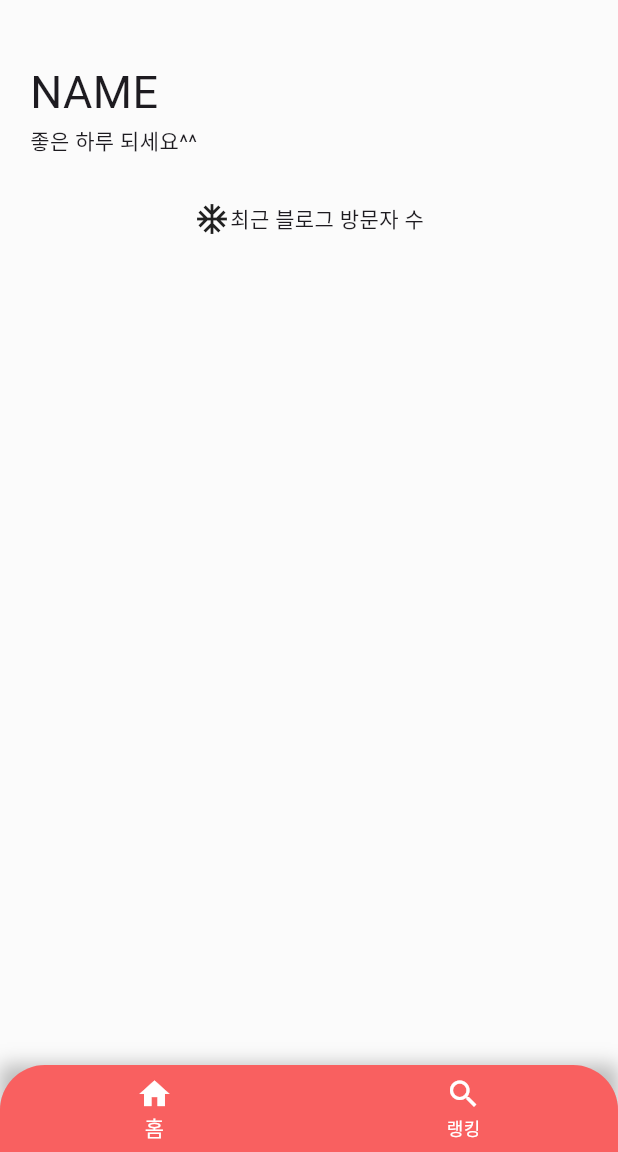
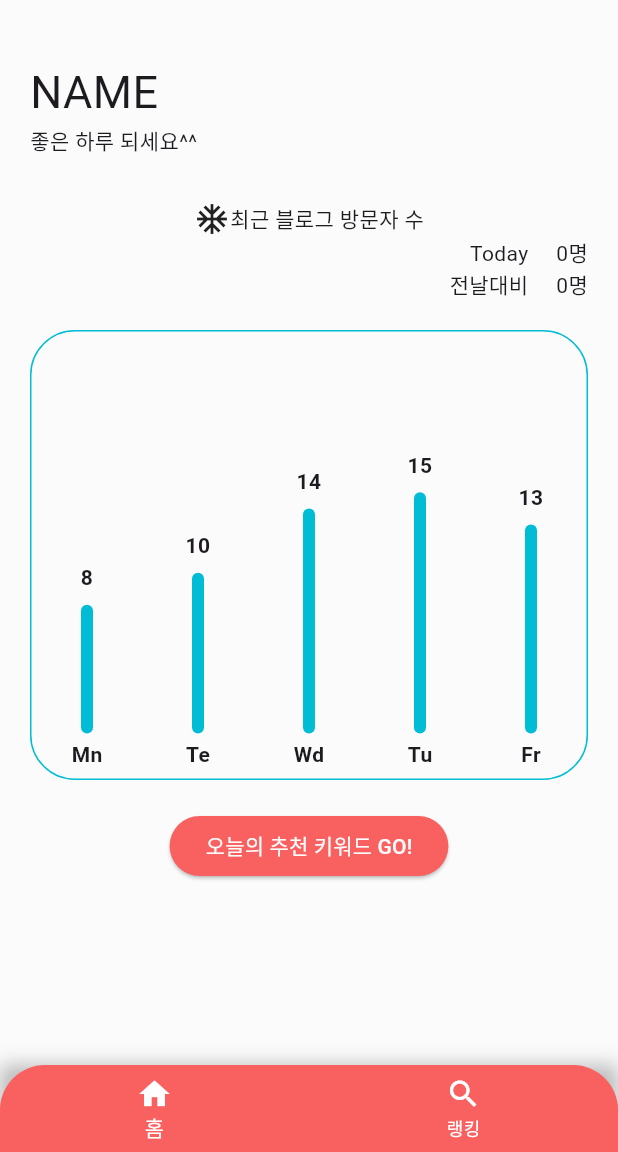
Before and after one commit to hch507/keypick-flutter, a Flutter app: the UserScreen screen opened by its route, on a phone screen of 412 x 824 dp, the part 84-1236 px from its top. Run offline on Flutter 3.47's test engine with Material 3 defaults, Android fonts, the phone set to English and light mode, and no system bars; drawn by our look-alikes of fl_chart; our stand-ins replace dio, get, retrofit; generated files the repository leaves out were written again.

Commit message:
chart update

```diff
--- a/lib/data/source/remote/retrofit/rel_keyword_retrofit_client.dart
+++ b/lib/data/source/remote/retrofit/rel_keyword_retrofit_client.dart
@@ -3,9 +3,10 @@ import 'package:dio/dio.dart';
 import 'package:flutter_keypick/data/dto/rel_keyword_dto.dart';
 import 'package:retrofit/http.dart';
 
-@RestApi(baseUrl: "https://api.searchad.naver.com/")
+part 'rel_keyword_retrofit_client.g.dart';
+@RestApi(baseUrl:"https://api.searchad.naver.com/")
 abstract class RelKeywordRestClient{
-  RelKeywordRestClient(Dio dio, {String baseUrl})=> _RelKeywordRestClient;
+  factory RelKeywordRestClient(Dio dio, {String baseUrl})= _RelKeywordRestClient;
 
   @GET("keywordstool")
   Future<RelKeyword> getBlogTotal(
--- a/lib/presentation/ui/user_blog/tab/home/f_home.dart
+++ b/lib/presentation/ui/user_blog/tab/home/f_home.dart
@@ -1,4 +1,5 @@
 import 'package:flutter/material.dart';
+import 'package:flutter_keypick/presentation/ui/widget/blog_bar_chart.dart';
 
 class HomeFragment extends StatefulWidget {
   const HomeFragment({super.key});
@@ -13,16 +14,15 @@ class _HomeFragmentState extends State<HomeFragment> {
     return SingleChildScrollView(
       child: Container(
         width: MediaQuery.of(context).size.width,
+        padding: EdgeInsets.symmetric(horizontal: 20),
         child: Column(
           children: [
             SizedBox(height: 40,),
             Container(
-              padding: EdgeInsets.only(left: 20),
               alignment: Alignment.centerLeft,
               child: Text("NAME", style: TextStyle(fontSize: 30),),
             ),
             Container(
-              padding: EdgeInsets.only(left: 20),
               alignment: Alignment.centerLeft,
               child: Text("좋은 하루 되세요^^"),
             ),
@@ -33,7 +33,30 @@ class _HomeFragmentState extends State<HomeFragment> {
                 Icon(Icons.ac_unit_outlined),
                 Text("최근 블로그 방문자 수")
               ],
-            )
+            ),
+            Container(
+              alignment: Alignment.centerRight,
+              child: Text("Today     0명"),
+            ),
+            Container(
+              alignment: Alignment.centerRight,
+              child: Text("전날대비     0명"),
+            ),
+            // AspectRatio(
+            //   aspectRatio: 1.6,
+            //   child: BlogBarChart(),
+            // ),
+            Container(
+              margin: EdgeInsets.symmetric(vertical: 20),
+              decoration: BoxDecoration(
+                borderRadius: BorderRadius.all(Radius.circular(30)),
+                border:Border.all(color: Colors.cyan,width: 1)
+              ),
+              height: 300,
+              child: BlogBarChart(),
+            ),
+            ElevatedButton(onPressed: (){}, child: Text("오늘의 추천 키워드 GO!"))
+
           ],
         ),
       ),
--- /dev/null
+++ b/lib/presentation/ui/widget/blog_bar_chart.dart
@@ -0,0 +1,154 @@
+import 'package:fl_chart/fl_chart.dart';
+import 'package:flutter/material.dart';
+
+class BlogBarChart extends StatefulWidget {
+  const BlogBarChart({super.key});
+
+  @override
+  State<BlogBarChart> createState() => _BlogBarChartState();
+}
+
+class _BlogBarChartState extends State<BlogBarChart> {
+  @override
+  Widget build(BuildContext context) {
+    return BarChart(
+      BarChartData(
+        barTouchData: barTouchData,
+        titlesData: titlesData,
+        borderData: borderData,
+        barGroups: barGroups,
+        gridData: const FlGridData(show: false),
+        alignment: BarChartAlignment.spaceAround,
+        maxY: 25,
+      ),
+    );
+  }
+
+  BarTouchData get barTouchData => BarTouchData(
+    enabled: false,
+    touchTooltipData: BarTouchTooltipData(
+      tooltipBgColor: Colors.transparent,
+      tooltipPadding: EdgeInsets.zero,
+      tooltipMargin: 8,
+      getTooltipItem: (
+          BarChartGroupData group,
+          int groupIndex,
+          BarChartRodData rod,
+          int rodIndex,
+          ) {
+        return BarTooltipItem(
+          rod.toY.round().toString(),
+          const TextStyle(
+            fontWeight: FontWeight.bold,
+          ),
+        );
+      },
+    ),
+  );
+
+  Widget getTitles(double value, TitleMeta meta) {
+    final style = TextStyle(
+      fontWeight: FontWeight.bold,
+      fontSize: 14,
+    );
+    String text;
+    switch (value.toInt()) {
+      case 0:
+        text = 'Mn';
+        break;
+      case 1:
+        text = 'Te';
+        break;
+      case 2:
+        text = 'Wd';
+        break;
+      case 3:
+        text = 'Tu';
+        break;
+      case 4:
+        text = 'Fr';
+        break;
+      default:
+        text = '';
+        break;
+    }
+    return SideTitleWidget(
+      axisSide: meta.axisSide,
+      space: 4,
+      child: Text(text, style: style),
+    );
+  }
+
+  FlTitlesData get titlesData => FlTitlesData(
+    show: true,
+    bottomTitles: AxisTitles(
+      sideTitles: SideTitles(
+        showTitles: true,
+        reservedSize: 30,
+        getTitlesWidget: getTitles,
+      ),
+    ),
+    leftTitles: const AxisTitles(
+      sideTitles: SideTitles(showTitles: false),
+    ),
+    topTitles: const AxisTitles(
+      sideTitles: SideTitles(showTitles: false),
+    ),
+    rightTitles: const AxisTitles(
+      sideTitles: SideTitles(showTitles: false),
+    ),
+  );
+
+  FlBorderData get borderData => FlBorderData(
+    show: false,
+  );
+
+
+  List<BarChartGroupData> get barGroups => [
+    BarChartGroupData(
+      x: 0,
+      barRods: [
+        BarChartRodData(
+          toY: 8,
+        )
+      ],
+      showingTooltipIndicators: [0],
+    ),
+    BarChartGroupData(
+      x: 1,
+      barRods: [
+        BarChartRodData(
+          toY: 10,
+        )
+      ],
+      showingTooltipIndicators: [0],
+    ),
+    BarChartGroupData(
+      x: 2,
+      barRods: [
+        BarChartRodData(
+          toY: 14,
+        )
+      ],
+      showingTooltipIndicators: [0],
+    ),
+    BarChartGroupData(
+      x: 3,
+      barRods: [
+        BarChartRodData(
+          toY: 15,
+        )
+      ],
+      showingTooltipIndicators: [0],
+    ),
+    BarChartGroupData(
+      x: 4,
+      barRods: [
+        BarChartRodData(
+          toY: 13,
+        )
+      ],
+      showingTooltipIndicators: [0],
+    ),
+  ];
+}
```
Also changed, not shown: lib/data/source/remote/retrofit/naver_retrofit_client.dart (+1 -6 lines), lib/data/source/remote/retrofit/rel_keyword_retrofit_client.g.dart (added).
